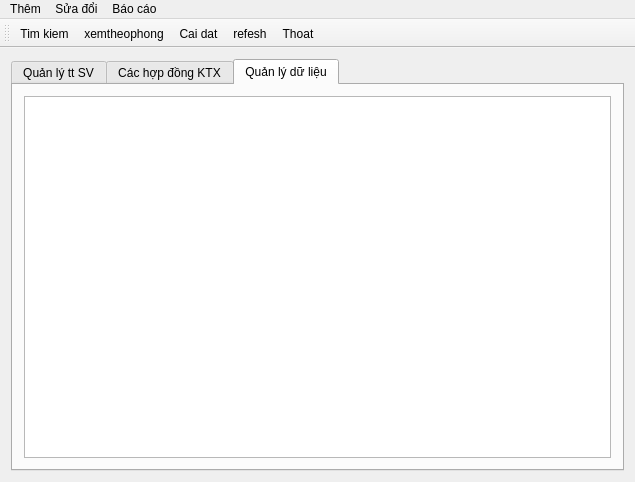
This is mainwindow.ui in xdien/qlsv_ktx as Qt 5 draws it before an edit. The edited form follows.
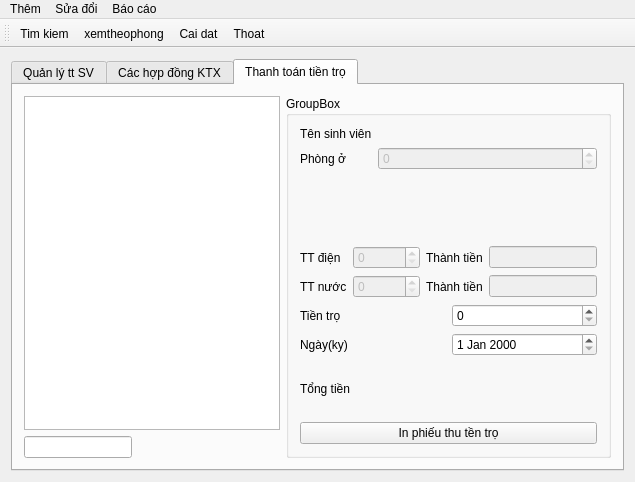
This is the edited form. The open tabs and pages were chosen to show the change. Icons and pictures are not drawn.

What changed in the file:
```diff
--- a/mainwindow.ui
+++ b/mainwindow.ui
@@ -508,11 +508,197 @@
       </widget>
       <widget class="QWidget" name="tab_3">
        <attribute name="title">
-        <string>Quản lý dữ liệu</string>
+        <string>Thanh toán tiền trọ</string>
        </attribute>
-       <layout class="QVBoxLayout" name="verticalLayout_2">
+       <layout class="QHBoxLayout" name="horizontalLayout_4">
         <item>
-         <widget class="QTableView" name="tableView_listtable"/>
+         <layout class="QVBoxLayout" name="verticalLayout_2">
+          <item>
+           <widget class="QTreeView" name="treeView_thanhtoan">
+            <property name="sizePolicy">
+             <sizepolicy hsizetype="Fixed" vsizetype="Expanding">
+              <horstretch>0</horstretch>
+              <verstretch>0</verstretch>
+             </sizepolicy>
+            </property>
+           </widget>
+          </item>
+          <item>
+           <widget class="QLineEdit" name="lineEdit">
+            <property name="sizePolicy">
+             <sizepolicy hsizetype="Fixed" vsizetype="Fixed">
+              <horstretch>0</horstretch>
+              <verstretch>0</verstretch>
+             </sizepolicy>
+            </property>
+           </widget>
+          </item>
+         </layout>
+        </item>
+        <item>
+         <widget class="QGroupBox" name="groupBox_3">
+          <property name="title">
+           <string>GroupBox</string>
+          </property>
+          <layout class="QVBoxLayout" name="verticalLayout_7">
+           <item>
+            <layout class="QFormLayout" name="formLayout_8">
+             <item row="0" column="1">
+              <widget class="QLabel" name="label_ten">
+               <property name="text">
+                <string/>
+               </property>
+              </widget>
+             </item>
+             <item row="1" column="0">
+              <widget class="QLabel" name="label_21">
+               <property name="text">
+                <string>Phòng ở</string>
+               </property>
+              </widget>
+             </item>
+             <item row="1" column="1">
+              <widget class="QSpinBox" name="spinBox_PHONG">
+               <property name="enabled">
+                <bool>false</bool>
+               </property>
+              </widget>
+             </item>
+             <item row="0" column="0">
+              <widget class="QLabel" name="label_20">
+               <property name="text">
+                <string>Tên sinh viên</string>
+               </property>
+              </widget>
+             </item>
+            </layout>
+           </item>
+           <item>
+            <layout class="QGridLayout" name="gridLayout_4">
+             <item row="0" column="0">
+              <widget class="QLabel" name="label_22">
+               <property name="text">
+                <string>TT điện</string>
+               </property>
+              </widget>
+             </item>
+             <item row="0" column="1">
+              <widget class="QSpinBox" name="spinBox_DIEN">
+               <property name="enabled">
+                <bool>false</bool>
+               </property>
+               <property name="maximum">
+                <number>99999</number>
+               </property>
+              </widget>
+             </item>
+             <item row="0" column="2">
+              <widget class="QLabel" name="label_24">
+               <property name="text">
+                <string>Thành tiền</string>
+               </property>
+              </widget>
+             </item>
+             <item row="0" column="3">
+              <widget class="QLineEdit" name="lineEdit_TIENDIEN">
+               <property name="enabled">
+                <bool>false</bool>
+               </property>
+              </widget>
+             </item>
+             <item row="1" column="0">
+              <widget class="QLabel" name="label_23">
+               <property name="text">
+                <string>TT nước</string>
+               </property>
+              </widget>
+             </item>
+             <item row="1" column="1">
+              <widget class="QSpinBox" name="spinBox_NUOC">
+               <property name="enabled">
+                <bool>false</bool>
+               </property>
+               <property name="maximum">
+                <number>999999</number>
+               </property>
+              </widget>
+             </item>
+             <item row="1" column="2">
+              <widget class="QLabel" name="label_25">
+               <property name="text">
+                <string>Thành tiền</string>
+               </property>
+              </widget>
+             </item>
+             <item row="1" column="3">
+              <widget class="QLineEdit" name="lineEdit_TIENNUOC">
+               <property name="enabled">
+                <bool>false</bool>
+               </property>
+              </widget>
+             </item>
+            </layout>
+           </item>
+           <item>
+            <layout class="QGridLayout" name="gridLayout_5">
+             <item row="0" column="0">
+              <widget class="QLabel" name="label_26">
+               <property name="text">
+                <string>Tiền trọ</string>
+               </property>
+              </widget>
+             </item>
+             <item row="0" column="1">
+              <widget class="QSpinBox" name="spinBox_tientro">
+               <property name="maximum">
+                <number>999999999</number>
+               </property>
+              </widget>
+             </item>
+             <item row="1" column="0">
+              <widget class="QLabel" name="label_27">
+               <property name="text">
+                <string>Ngày(ky)</string>
+               </property>
+              </widget>
+             </item>
+             <item row="1" column="1">
+              <widget class="QDateEdit" name="dateEdit_quy"/>
+             </item>
+             <item row="2" column="0">
+              <widget class="QLabel" name="label_28">
+               <property name="text">
+                <string>Tổng tiền</string>
+               </property>
+              </widget>
+             </item>
+             <item row="2" column="1">
+              <widget class="QLabel" name="label_tien">
+               <property name="font">
+                <font>
+                 <pointsize>12</pointsize>
+                 <weight>75</weight>
+                 <bold>true</bold>
+                 <underline>true</underline>
+                 <strikeout>false</strikeout>
+                </font>
+               </property>
+               <property name="text">
+                <string/>
+               </property>
+              </widget>
+             </item>
+            </layout>
+           </item>
+           <item>
+            <widget class="QPushButton" name="pushButton_5">
+             <property name="text">
+              <string>In phiếu thu tền trọ</string>
+             </property>
+            </widget>
+           </item>
+          </layout>
+         </widget>
         </item>
        </layout>
       </widget>
@@ -530,7 +716,6 @@
    <addaction name="actionTim_kiem"/>
    <addaction name="actionXemtheophong"/>
    <addaction name="actionCai_dat"/>
-   <addaction name="actionRefesh"/>
    <addaction name="actionThoat"/>
   </widget>
   <widget class="QMenuBar" name="menuBar">
@@ -607,18 +792,6 @@
     <string>&lt;html&gt;&lt;head/&gt;&lt;body&gt;&lt;p&gt;Tìm sinh viên theo mã số&lt;/p&gt;&lt;/body&gt;&lt;/html&gt;</string>
    </property>
   </action>
-  <action name="actionRefesh">
-   <property name="icon">
-    <iconset>
-     <normaloff>:/newPrefix/lib-icons/Windows Icons/Twitter Retweet.ico</normaloff>:/newPrefix/lib-icons/Windows Icons/Twitter Retweet.ico</iconset>
-   </property>
-   <property name="text">
-    <string>refesh</string>
-   </property>
-   <property name="toolTip">
-    <string>Lam moi csdl</string>
-   </property>
-  </action>
   <action name="action_i_t_ng">
    <property name="text">
     <string>Đối tượng</string>
```
Left out of the diff: 42 changed lines with no effect on the pictures.
